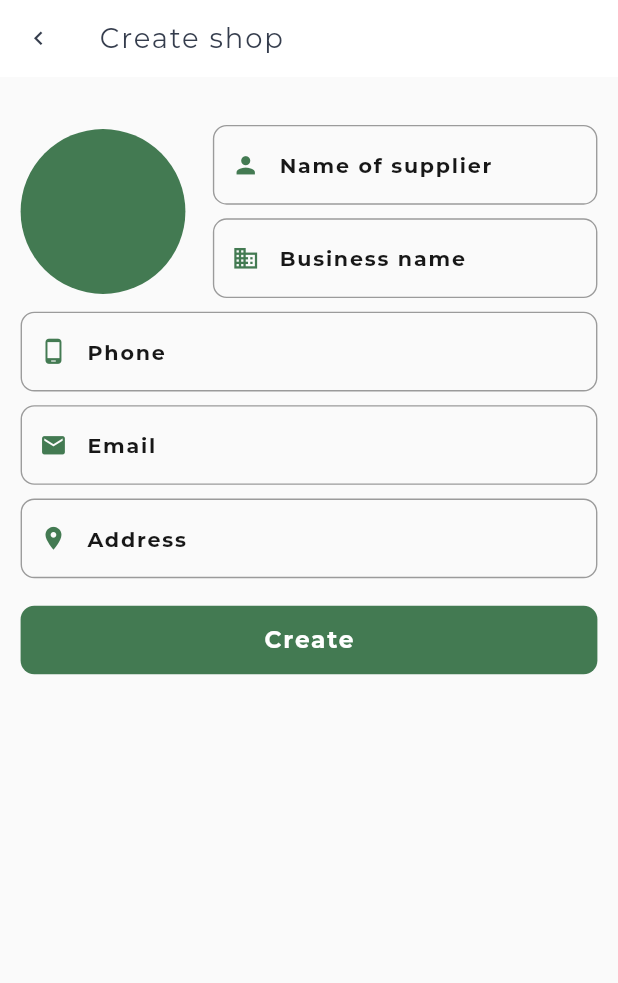
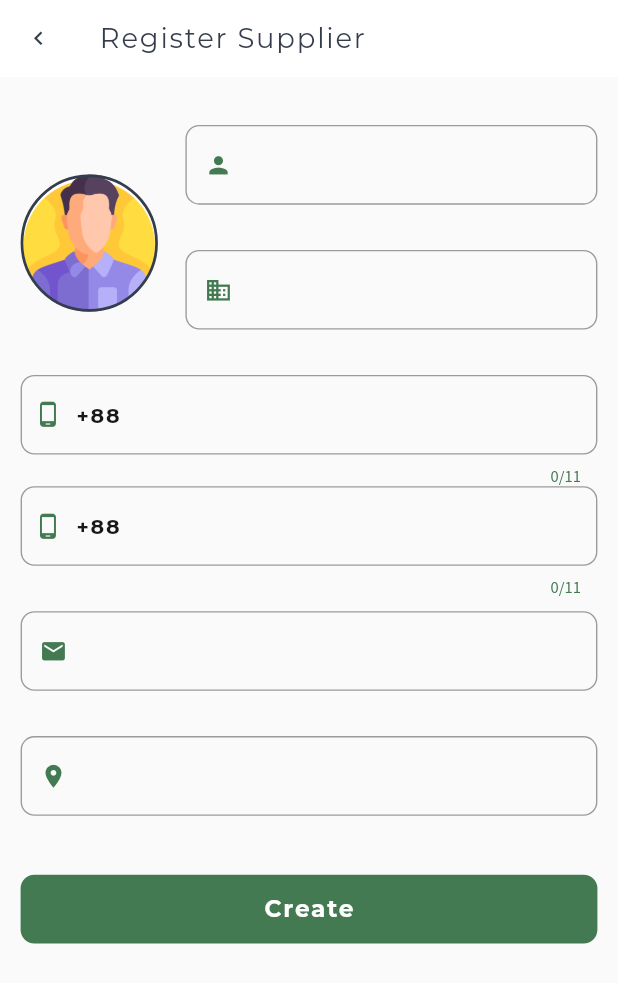
Before and after one commit to viraeshop/viraeshop_admin, a Flutter app: the Shops screen opened directly, after a tap on "Create", on a phone screen of 412 x 824 dp. Shown: the top 983 px of the screen. Run offline on Flutter 3.47's test engine with Material 2 defaults, Android fonts, the phone set to English and light mode, and no system bars; drawn by our look-alikes of modal_progress_hud_nsn; our stand-ins replace bloc, cached_network_image, carousel_slider, chat_bubbles, cloud_firestore, currency_text_input_formatter and 24 more; missing offline and left inert: bluetooth_thermal_printer, dart:html, dart:js, esc_pos_bluetooth, esc_pos_utils, flutter_bluetooth_basic and 4 more; accounts and stored records are empty; statements that could not run were skipped.

Commit message:
today update

```diff
--- a/lib/configs/image_picker.dart
+++ b/lib/configs/image_picker.dart
@@ -23,7 +23,7 @@
       width: width,
       decoration: BoxDecoration(
         color: backgroundColor,
-        image: _imageBG(images),
+        image: imageBG(images),
         borderRadius: showBottomCard
             ? BorderRadius.circular(10.0)
             : const BorderRadius.only(
@@ -67,10 +67,10 @@
   );
 }
 
-DecorationImage _imageBG(Uint8List? images) {
-  return images == null
-      ? const DecorationImage(
-          image: AssetImage('assets/default.jpg'), fit: BoxFit.cover)
+DecorationImage imageBG(Uint8List? images, [String asset = 'assets/default.jpg']) {
+  return images == null || images.isEmpty
+      ? DecorationImage(
+          image: AssetImage(asset), fit: BoxFit.cover)
       : DecorationImage(image: MemoryImage(images), fit: BoxFit.cover);
 }
 
--- a/lib/reusable_widgets/shopping_cart.dart
+++ b/lib/reusable_widgets/shopping_cart.dart
@@ -362,7 +362,7 @@
                                           setState(() {
                                             due = totalPrice - num.parse(e);
                                             advance = num.parse(e);
-                                            paid = advance;
+
                                           });
                                         },
                                         keyboardType:
--- a/lib/screens/new_product_screen.dart
+++ b/lib/screens/new_product_screen.dart
@@ -689,7 +689,7 @@
                                       Hive.box('shops').listenable(),
                                   builder: (context, Box box, childs) {
                                     String shopName = box.get('name',
-                                        defaultValue: 'Shops');
+                                        defaultValue: 'Suppliers');
                                     return Text(
                                       shopName,
                                       style: kTotalTextStyle,
--- a/lib/screens/shops.dart
+++ b/lib/screens/shops.dart
@@ -1,8 +1,12 @@
+import 'dart:typed_data';
+
 import 'package:flutter/material.dart';
 import 'package:modal_progress_hud_nsn/modal_progress_hud_nsn.dart';
 import 'package:viraeshop_admin/components/custom_widgets.dart';
 import 'package:viraeshop_admin/components/styles/colors.dart';
 import 'package:viraeshop_admin/components/styles/text_styles.dart';
+import 'package:viraeshop_admin/configs/image_picker.dart';
+import 'package:viraeshop_admin/reusable_widgets/text_field.dart';
 import 'package:viraeshop_admin/screens/non_inventory_product.dart';
 import 'package:viraeshop_admin/settings/admin_CRUD.dart';
 
@@ -15,10 +19,13 @@
 
 class _ShopsState extends State<Shops> {
   List<TextEditingController> controllers =
-      List.generate(7, (index) => TextEditingController());
+      List.generate(6, (index) => TextEditingController());
   bool isLoading = false;
+  Uint8List bundleImage = Uint8List(0);
+  String imageUrl = '';
   @override
   Widget build(BuildContext context) {
+    final screenSize = MediaQuery.of(context).size;
     return ModalProgressHUD(
       inAsyncCall: isLoading,
       progressIndicator: const CircularProgressIndicator(
@@ -35,12 +42,15 @@
             iconSize: 20.0,
           ),
           title: const Text(
-            'Create shop',
+            'Register Supplier',
             style: kAppBarTitleTextStyle,
           ),
         ),
         body: Container(
           padding: const EdgeInsets.all(15.0),
+          height: screenSize.height,
+          width: screenSize.width,
+          child: SingleChildScrollView(
             child: Column(
               children: [
                 const SizedBox(
@@ -48,26 +58,46 @@
                 ),
                 Row(
                   children: [
-                  const CircleAvatar(
-                    radius: 60.0,
-                    backgroundColor: kNewTextColor,
+                    GestureDetector(
+                      onTap: () {
+                        getImageWeb().then((value) {
+                          setState(() {
+                            bundleImage = value.item1!;
+                            imageUrl = value.item2!;
+                          });
+                        });
+                      },
+                      child: Container(
+                        height: 100.0,
+                        width: 100.0,
+                        decoration: BoxDecoration(
+                          image: imageBG(bundleImage, 'assets/images/man.png'),
+                          color: kBackgroundColor,
+                          borderRadius: BorderRadius.circular(100.0),
+                          border: Border.all(
+                            color: kSubMainColor,
+                            width: 2.0,
+                          ),
+                        ),
+                      ),
                     ),
                     const SizedBox(width: 20.0),
                     Expanded(
                       child: Column(
                         children: [
-                        textField(
+                          NewTextField(
                             controller: controllers[0],
                             prefixIcon: const Icon(
                               Icons.person,
                               color: kNewTextColor,
                               size: 20,
                             ),
-                            hintText: 'Name of supplier'),
+                            hintText: 'Name of supplier',
+                          ),
                           const SizedBox(
                             height: 10.0,
                           ),
-                        textField(
+                          NewTextField(
                             controller: controllers[1],
                             prefixIcon: const Icon(
                               Icons.business,
@@ -84,19 +114,62 @@
                 const SizedBox(
                   height: 10.0,
                 ),
-              textField(
+                NewTextField(
                     controller: controllers[2],
-                  prefixIcon: const Icon(
+                    maxLength: 11,
+                    prefixIcon: Container(
+                      padding: const EdgeInsets.all(10),
+                      width: 100.0,
+                      child: Row(
+                        children: const [
+                          Icon(
                             Icons.phone_android,
                             color: kNewTextColor,
                             size: 20,
                           ),
-                  hintText: 'Phone'),
+                          SizedBox(
+                            width: 10.0,
+                          ),
+                          Text(
+                            '+88',
+                            style: kTableCellStyle,
+                          ),
+                        ],
+                      ),
+                    ),
+                    hintText: 'Phone',
+                ),
+                /// Optional number
+                NewTextField(
+                  controller: controllers[3],
+                  maxLength: 11,
+                  prefixIcon: Container(
+                    padding: const EdgeInsets.all(10),
+                    width: 100.0,
+                    child: Row(
+                      children: const [
+                        Icon(
+                          Icons.phone_android,
+                          color: kNewTextColor,
+                          size: 20,
+                        ),
+                        SizedBox(
+                          width: 10.0,
+                        ),
+                        Text(
+                          '+88',
+                          style: kTableCellStyle,
+                        ),
+                      ],
+                    ),
+                  ),
+                  hintText: 'Optional Phone',
+                ),
                 const SizedBox(
                   height: 10.0,
                 ),
-              textField(
-                  controller: controllers[3],
+                NewTextField(
+                    controller: controllers[4],
                     prefixIcon: const Icon(
                       Icons.email,
                       color: kNewTextColor,
@@ -106,8 +179,8 @@
                 const SizedBox(
                   height: 10.0,
                 ),
-              textField(
-                  controller: controllers[4],
+                NewTextField(
+                    controller: controllers[5],
                     prefixIcon: const Icon(
                       Icons.room,
                       color: kNewTextColor,
@@ -119,17 +192,18 @@
                 ),
                 sendButton(
                   title: 'Create',
-               onTap:  () {
+                  onTap: () {
                     if (controllers[0].text != null) {
                       setState(() {
-                        isLoading = false;
+                        isLoading = true;
                       });
-                    AdminCrud().addShop(controllers[0].text, {
-                      'name': controllers[0].text,
+                      AdminCrud().addShop(controllers[1].text, {
+                        'supplier_name': controllers[0].text,
                         'business_name': controllers[1].text,
                         'email': controllers[3].text,
                         'mobile': controllers[2].text,
                         'address': controllers[4].text,
+                        'profileImage': imageUrl,
                       }).then((value) {
                         setState(() {
                           isLoading = false;
@@ -148,11 +222,17 @@
             ),
           ),
         ),
+      ),
     );
   }
 }
 
-Widget sendButton({required String title, void Function()? onTap, double width = double.infinity, height = 50.0, Color color = kNewTextColor}) {
+Widget sendButton(
+    {required String title,
+    void Function()? onTap,
+    double width = double.infinity,
+    height = 50.0,
+    Color color = kNewTextColor}) {
   return InkWell(
     onTap: onTap,
     child: Container(
--- a/lib/screens/supplier_pay.dart
+++ b/lib/screens/supplier_pay.dart
@@ -103,7 +103,7 @@
                           builder: (context, Box box, childs) {
                             shop = box.toMap();
                             String shopName =
-                                box.get('business_name', defaultValue: 'Shops');
+                                box.get('business_name', defaultValue: 'Supplier');
                            boxStream =  box.watch().listen((event) async {
                              setState(() {
                                 isLoading = true;
--- a/lib/settings/admin_CRUD.dart
+++ b/lib/settings/admin_CRUD.dart
@@ -58,11 +58,11 @@
   }
 
   Future<void> addShop(String docId, info) async {
-    await FirebaseFirestore.instance.collection('shops').doc(docId).set(info);
+    await FirebaseFirestore.instance.collection('suppliers').doc(docId).set(info);
   }
 
   Future<QuerySnapshot> getShop() {
-    return FirebaseFirestore.instance.collection('shops').get();
+    return FirebaseFirestore.instance.collection('suppliers').get();
   }
 
   Future<void> updateNonInventory(String docId, data) async {
```
Also changed, not shown: lib/configs/configs.dart (+24 -17 lines), assets/images/man.png (added). Lines whose indentation alone changed are shown as unchanged.
